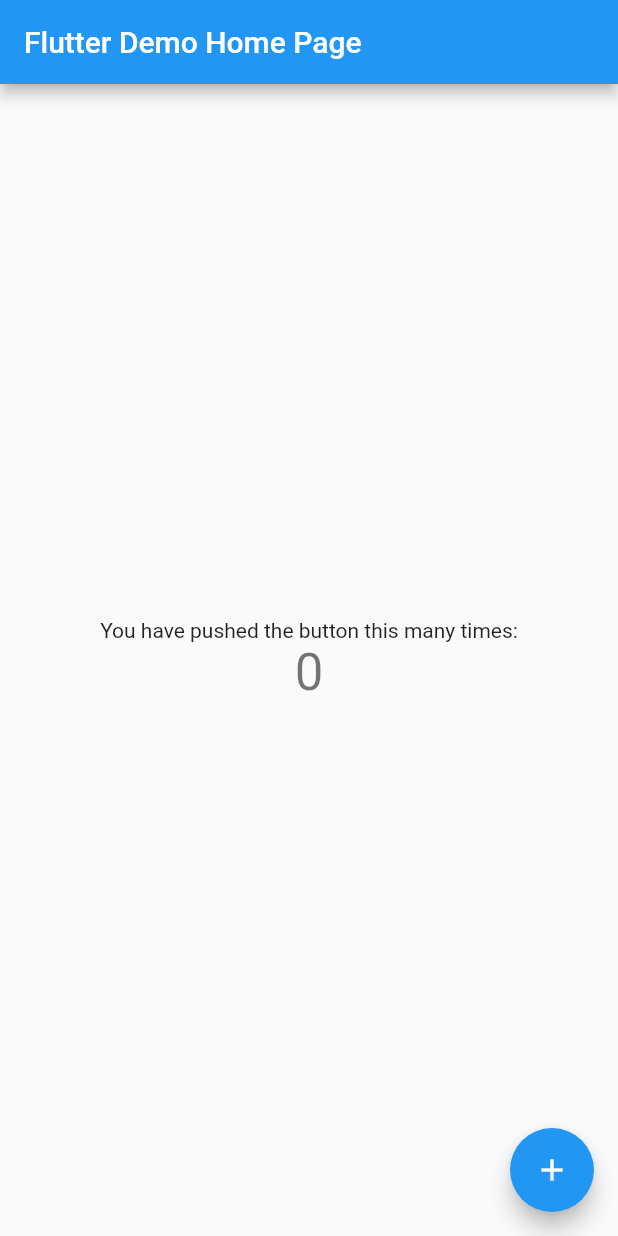
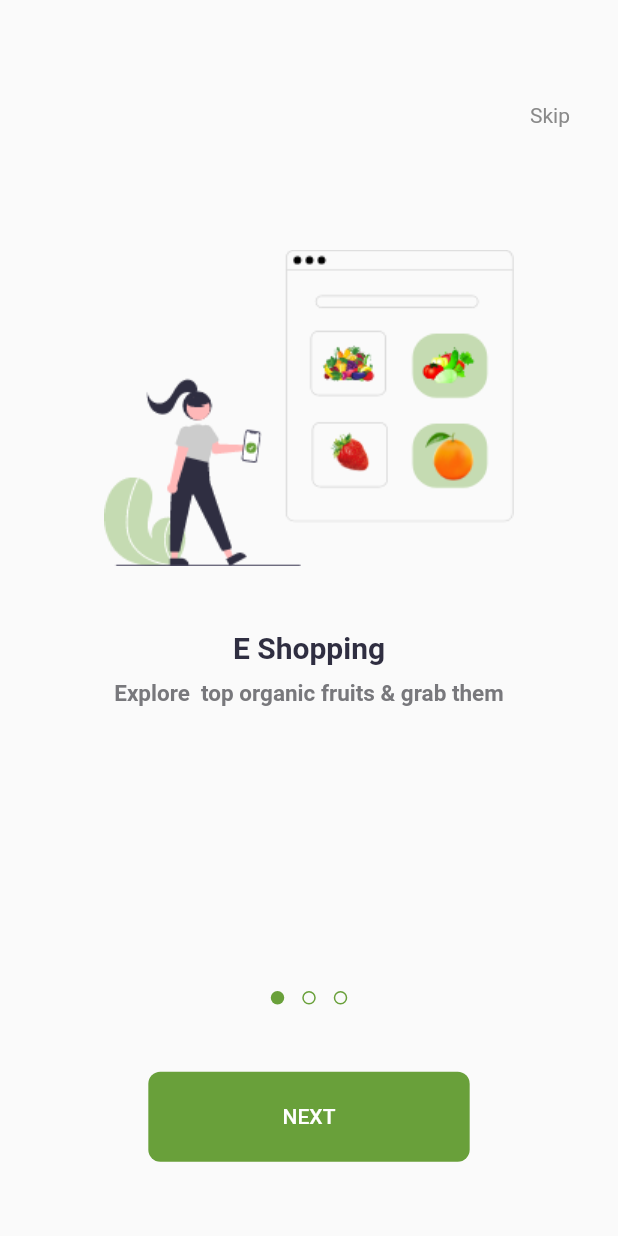
Before and after one commit to Ahmed-Allawy/Flutter_Projects, a Flutter app: the screen it shows after launch, on a phone screen of 412 x 824 dp. Run offline on Flutter 3.47's test engine with Material 2 defaults, Android fonts, the phone set to English and light mode, and no system bars; drawn by our look-alikes of dots_indicator; our stand-ins replace get; Roboto replaces fonts that are missing (Poppins).

Commit message:
spalsh screen

```diff
--- /dev/null
+++ b/e_commerce/lib/core/utils/size_config.dart
@@ -0,0 +1,22 @@
+// ignore_for_file: avoid_print
+
+import 'package:flutter/material.dart';
+
+class SizeConfig {
+  static double? screenWidth;
+  static double? screenHeight;
+  static double? defaultSize;
+  static Orientation? orientation;
+
+  void init(BuildContext context) {
+    screenWidth = MediaQuery.of(context).size.width;
+    screenHeight = MediaQuery.of(context).size.height;
+    orientation = MediaQuery.of(context).orientation;
+
+    defaultSize = orientation == Orientation.landscape
+        ? screenHeight! * .024
+        : screenWidth! * .024;
+
+    print('this is the default size $defaultSize');
+  }
+}
--- /dev/null
+++ b/e_commerce/lib/core/widgets/custom_buttons.dart
@@ -0,0 +1,30 @@
+import 'package:e_commerce/core/utils/size_config.dart';
+import 'package:flutter/material.dart';
+
+import '../constants.dart';
+
+class GeneralcustomButton extends StatelessWidget {
+  const GeneralcustomButton({super.key, this.text});
+  final String? text;
+  @override
+  Widget build(BuildContext context) {
+    return Container(
+        height: 60,
+        width: SizeConfig.screenWidth,
+        decoration: BoxDecoration(
+          color: kMainColor,
+          borderRadius: BorderRadius.circular(8),
+        ),
+        child: Center(
+          child: Text(
+            text!,
+            style: const TextStyle(
+              fontSize: 14,
+              color: Color(0xffffffff),
+              fontWeight: FontWeight.w500,
+            ),
+            textAlign: TextAlign.left,
+          ),
+        ));
+  }
+}
--- /dev/null
+++ b/e_commerce/lib/features/on Boarding/presentation/on_boarding_view.dart
@@ -0,0 +1,14 @@
+import 'package:flutter/material.dart';
+
+import 'widgets/on_boarding_body.dart';
+
+class OnBoardingView extends StatelessWidget {
+  const OnBoardingView({super.key});
+
+  @override
+  Widget build(BuildContext context) {
+    return const Scaffold(
+      body: OnBoardingViewBody(),
+    );
+  }
+}
--- /dev/null
+++ b/e_commerce/lib/features/on Boarding/presentation/widgets/custom_page_view.dart
@@ -0,0 +1,31 @@
+import 'package:flutter/material.dart';
+
+import 'page_view_item.dart';
+
+class CustomPageView extends StatelessWidget {
+  const CustomPageView({
+    Key? key,
+  }) : super(key: key);
+  @override
+  Widget build(BuildContext context) {
+    return PageView(
+      children: const [
+        PageViewItem(
+          image: 'assets/images/onboarding1.png',
+          title: 'E Shopping',
+          subTitle: 'Explore  top organic fruits & grab them',
+        ),
+        PageViewItem(
+          image: 'assets/images/onboarding2.png',
+          title: 'Delivery on the way',
+          subTitle: 'Get your order by speed delivery',
+        ),
+        PageViewItem(
+          image: 'assets/images/onboarding3.png',
+          title: 'Delivery Arrived',
+          subTitle: 'Order is arrived at your Place',
+        ),
+      ],
+    );
+  }
+}
--- /dev/null
+++ b/e_commerce/lib/features/on Boarding/presentation/widgets/on_boarding_body.dart
@@ -0,0 +1,57 @@
+// ignore_for_file: unnecessary_const
+
+import 'package:dots_indicator/dots_indicator.dart';
+import 'package:e_commerce/core/constants.dart';
+import 'package:e_commerce/core/utils/size_config.dart';
+import 'package:e_commerce/core/widgets/custom_buttons.dart';
+import 'package:e_commerce/features/on%20Boarding/presentation/widgets/custom_page_view.dart';
+import 'package:flutter/material.dart';
+
+class OnBoardingViewBody extends StatelessWidget {
+  const OnBoardingViewBody({super.key});
+
+  @override
+  Widget build(BuildContext context) {
+    SizeConfig().init(context);
+    return Stack(
+      children: [
+        const CustomPageView(),
+        Positioned(
+            left: 0,
+            right: 0,
+            bottom: SizeConfig.defaultSize! * 15,
+            child: DotsIndicator(
+              dotsCount: 3,
+              position: 0,
+              decorator: const DotsDecorator(
+                  color: Colors.transparent,
+                  activeColor: kMainColor,
+                  shape: RoundedRectangleBorder(
+                      borderRadius: BorderRadius.all(Radius.circular(8)),
+                      side: BorderSide(color: kMainColor))),
+            )),
+        Positioned(
+          top: SizeConfig.defaultSize! * 7,
+          right: 32,
+          child: const Text(
+            'Skip',
+            style: TextStyle(
+              fontFamily: 'Poppins',
+              fontSize: 14,
+              color: const Color(0xff898989),
+            ),
+            textAlign: TextAlign.left,
+          ),
+        ),
+        Positioned(
+          bottom: SizeConfig.defaultSize! * 5,
+          left: SizeConfig.defaultSize! * 10,
+          right: SizeConfig.defaultSize! * 10,
+          child: const GeneralcustomButton(
+            text: 'NEXT',
+          ),
+        ),
+      ],
+    );
+  }
+}
--- /dev/null
+++ b/e_commerce/lib/features/on Boarding/presentation/widgets/page_view_item.dart
@@ -0,0 +1,45 @@
+import 'package:flutter/cupertino.dart';
+
+import '../../../../core/utils/size_config.dart';
+import '../../../../core/widgets/space_widget.dart';
+
+class PageViewItem extends StatelessWidget {
+  const PageViewItem({Key? key, this.title, this.subTitle, this.image})
+      : super(key: key);
+
+  final String? title;
+  final String? subTitle;
+  final String? image;
+  @override
+  Widget build(BuildContext context) {
+    return Column(
+      children: [
+        const VerticalSpace(15),
+        SizedBox(
+            height: SizeConfig.defaultSize! * 25, child: Image.asset(image!)),
+        const VerticalSpace(2.5),
+        Text(
+          title!,
+          style: const TextStyle(
+            fontFamily: 'Poppins',
+            fontSize: 20,
+            color: Color(0xff2f2e41),
+            fontWeight: FontWeight.w600,
+          ),
+          textAlign: TextAlign.left,
+        ),
+        const VerticalSpace(1),
+        Text(
+          subTitle!,
+          style: const TextStyle(
+            fontWeight: FontWeight.bold,
+            fontFamily: 'Poppins',
+            fontSize: 15,
+            color: Color(0xff78787c),
+          ),
+          textAlign: TextAlign.left,
+        ),
+      ],
+    );
+  }
+}
--- a/e_commerce/lib/main.dart
+++ b/e_commerce/lib/main.dart
@@ -1,4 +1,6 @@
+import 'package:e_commerce/features/splash/presentation/splash_view.dart';
 import 'package:flutter/material.dart';
+import 'package:get/get_navigation/get_navigation.dart';
 
 void main() {
   runApp(const MyApp());
@@ -10,106 +12,9 @@
   // This widget is the root of your application.
   @override
   Widget build(BuildContext context) {
-    return MaterialApp(
-      title: 'Flutter Demo',
-      theme: ThemeData(
-        // This is the theme of your application.
-        //
-        // Try running your application with "flutter run". You'll see the
-        // application has a blue toolbar. Then, without quitting the app, try
-        // changing the primarySwatch below to Colors.green and then invoke
-        // "hot reload" (press "r" in the console where you ran "flutter run",
-        // or simply save your changes to "hot reload" in a Flutter IDE).
-        // Notice that the counter didn't reset back to zero; the application
-        // is not restarted.
-        primarySwatch: Colors.blue,
-      ),
-      home: const MyHomePage(title: 'Flutter Demo Home Page'),
+    return const GetMaterialApp(
+      debugShowCheckedModeBanner: false,
+      home: SplashView(),
     );
   }
 }
-
-class MyHomePage extends StatefulWidget {
-  const MyHomePage({super.key, required this.title});
-
-  // This widget is the home page of your application. It is stateful, meaning
-  // that it has a State object (defined below) that contains fields that affect
-  // how it looks.
-
-  // This class is the configuration for the state. It holds the values (in this
-  // case the title) provided by the parent (in this case the App widget) and
-  // used by the build method of the State. Fields in a Widget subclass are
-  // always marked "final".
-
-  final String title;
-
-  @override
-  State<MyHomePage> createState() => _MyHomePageState();
-}
-
-class _MyHomePageState extends State<MyHomePage> {
-  int _counter = 0;
-
-  void _incrementCounter() {
-    setState(() {
-      // This call to setState tells the Flutter framework that something has
-      // changed in this State, which causes it to rerun the build method below
-      // so that the display can reflect the updated values. If we changed
-      // _counter without calling setState(), then the build method would not be
-      // called again, and so nothing would appear to happen.
-      _counter++;
-    });
-  }
-
-  @override
-  Widget build(BuildContext context) {
-    // This method is rerun every time setState is called, for instance as done
-    // by the _incrementCounter method above.
-    //
-    // The Flutter framework has been optimized to make rerunning build methods
-    // fast, so that you can just rebuild anything that needs updating rather
-    // than having to individually change instances of widgets.
-    return Scaffold(
-      appBar: AppBar(
-        // Here we take the value from the MyHomePage object that was created by
-        // the App.build method, and use it to set our appbar title.
-        title: Text(widget.title),
-      ),
-      body: Center(
-        // Center is a layout widget. It takes a single child and positions it
-        // in the middle of the parent.
-        child: Column(
-          // Column is also a layout widget. It takes a list of children and
-          // arranges them vertically. By default, it sizes itself to fit its
-          // children horizontally, and tries to be as tall as its parent.
-          //
-          // Invoke "debug painting" (press "p" in the console, choose the
-          // "Toggle Debug Paint" action from the Flutter Inspector in Android
-          // Studio, or the "Toggle Debug Paint" command in Visual Studio Code)
-          // to see the wireframe for each widget.
-          //
-          // Column has various properties to control how it sizes itself and
-          // how it positions its children. Here we use mainAxisAlignment to
-          // center the children vertically; the main axis here is the vertical
-          // axis because Columns are vertical (the cross axis would be
-          // horizontal).
-          mainAxisAlignment: MainAxisAlignment.center,
-          children: <Widget>[
-            const Text(
-              'You have pushed the button this many times:',
-            ),
-            Text(
-              '$_counter',
-              style: Theme.of(context).textTheme.headlineMedium,
-            ),
-          ],
-        ),
-      ),
-      floatingActionButton: FloatingActionButton(
-        onPressed: _incrementCounter,
-        tooltip: 'Increment',
-        child: const Icon(Icons.add),
-      ), // This trailing comma makes auto-formatting nicer for build methods.
-    );
-  }
-}
```
Also changed, not shown: e_commerce/lib/core/constants.dart (added, +10 -0 lines), e_commerce/lib/core/widgets/space_widget.dart (added, +25 -0 lines), e_commerce/lib/features/splash/presentation/splash_view.dart (added, +16 -0 lines), e_commerce/lib/features/splash/presentation/widgets/splash_body.dart (added, +66 -0 lines), e_commerce/pubspec.yaml (+10 -13 lines), e_commerce/assets/images/onboarding1.png (added), e_commerce/assets/images/onboarding2.png (added), e_commerce/assets/images/onboarding3.png (added), e_commerce/assets/images/splash_view_image.png (added), e_commerce/pubspec.lock.
